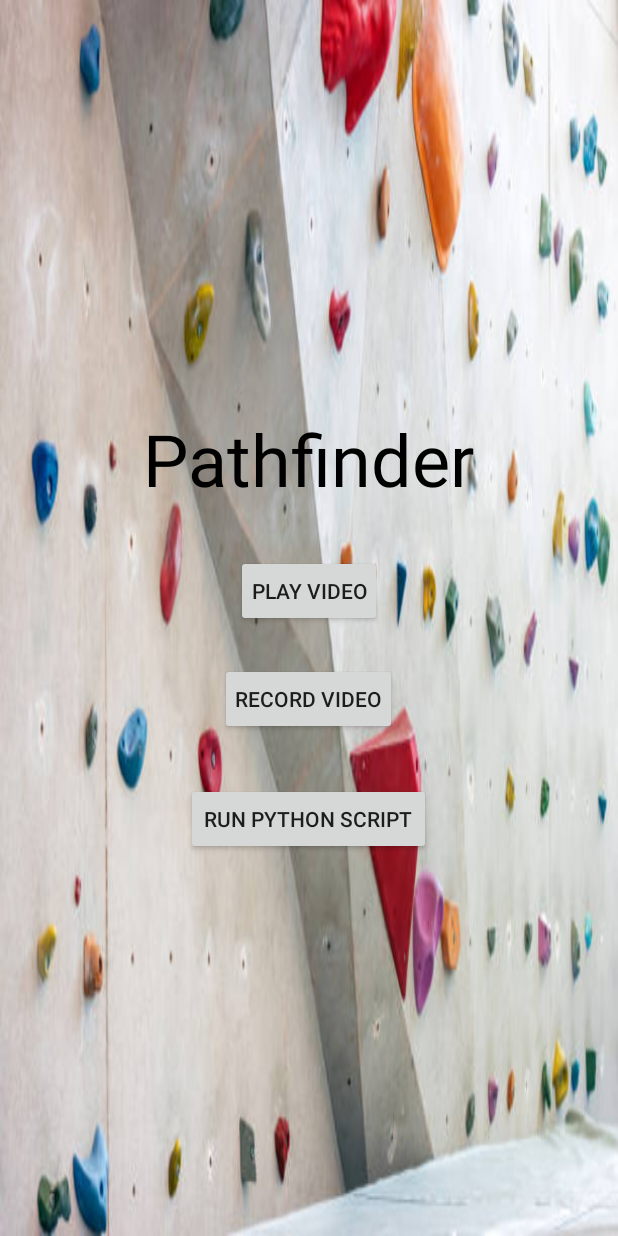
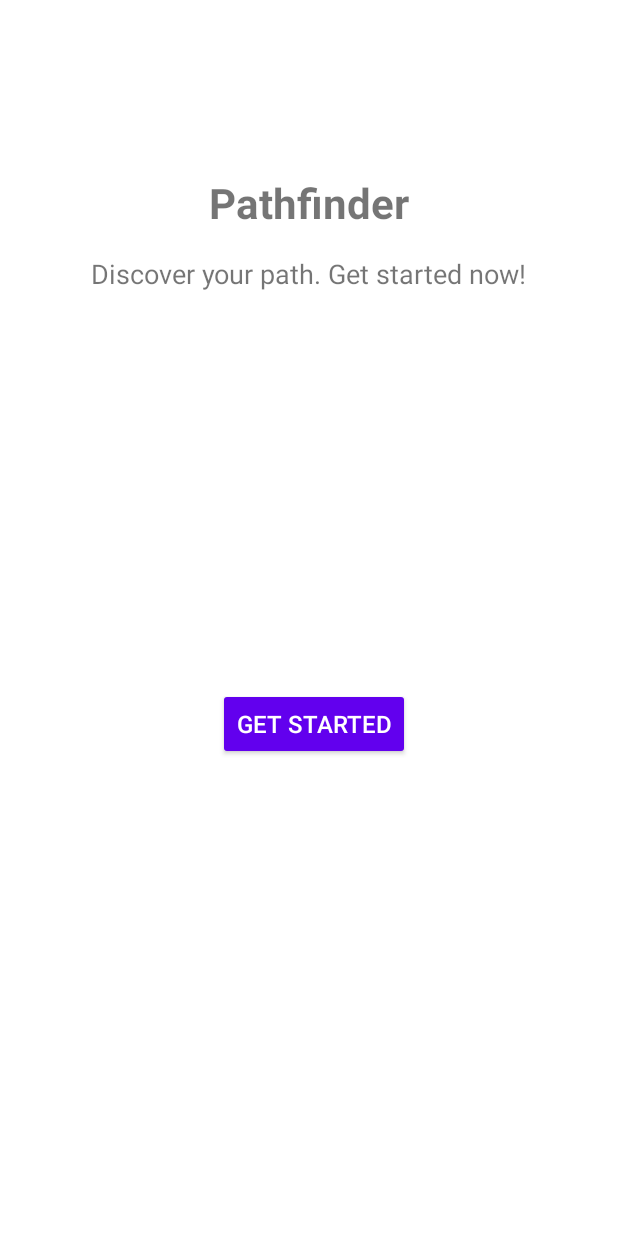
Before and after one commit to GevChalikyan/PathFinder, an Android app built with Jetpack Compose: the screen it shows after launch (MainActivity before the commit, WelcomeActivity after it), on a phone screen of 412 x 824 dp. Run offline under Robolectric (Android 15) with nearby library versions, the phone set to English and light mode, and no system bars.

Commit message:
Configured firebase for android, added a welcome page, and sign in/up page

```diff
--- a/Pathfinder/app/build.gradle.kts
+++ b/Pathfinder/app/build.gradle.kts
@@ -3,6 +3,7 @@ plugins {
     alias(libs.plugins.kotlin.android)
     alias(libs.plugins.kotlin.compose)
     id("com.chaquo.python")
+    id("com.google.gms.google-services")
 }
 
 android {
@@ -62,6 +63,7 @@ dependencies {
     implementation(libs.androidx.appcompat)
     implementation(libs.androidx.media3.exoplayer)
     implementation(libs.androidx.media3.ui)
+    implementation(libs.androidx.constraintlayout)
     testImplementation(libs.junit)
     androidTestImplementation(libs.androidx.junit)
     androidTestImplementation(libs.androidx.espresso.core)
@@ -71,4 +73,7 @@ dependencies {
     debugImplementation(libs.androidx.ui.test.manifest)
     implementation("com.google.android.exoplayer:exoplayer:2.19.1")
     implementation("androidx.media3:media3-ui:1.0.0")
+    implementation(platform("com.google.firebase:firebase-bom:33.6.0"))
+    implementation("com.google.firebase:firebase-analytics")
+    implementation("com.google.firebase:firebase-auth-ktx")
 }
--- /dev/null
+++ b/Pathfinder/app/src/main/java/com/example/pathfinder/WelcomeActivity.kt
@@ -0,0 +1,21 @@
+package com.example.pathfinder
+
+import android.content.Intent
+import android.os.Bundle
+import android.widget.Button
+import androidx.appcompat.app.AppCompatActivity
+
+class WelcomeActivity : AppCompatActivity() {
+
+    override fun onCreate(savedInstanceState: Bundle?) {
+        super.onCreate(savedInstanceState)
+        setContentView(R.layout.activity_welcome)
+
+        val getStartedButton = findViewById<Button>(R.id.getStartedButton)
+        getStartedButton.setOnClickListener {
+            // Navigate to the LandingActivity
+            val intent = Intent(this, LandingActivity::class.java)
+            startActivity(intent)
+        }
+    }
+}
--- /dev/null
+++ b/Pathfinder/app/src/main/res/layout/activity_welcome.xml
@@ -0,0 +1,47 @@
+<?xml version="1.0" encoding="utf-8"?>
+<androidx.constraintlayout.widget.ConstraintLayout
+    xmlns:android="http://schemas.android.com/apk/res/android"
+    xmlns:app="http://schemas.android.com/apk/res-auto"
+    android:layout_width="match_parent"
+    android:layout_height="match_parent"
+    android:background="#FFFFFF"
+    android:padding="16dp">
+
+    <TextView
+        android:id="@+id/appNameTextView"
+        android:layout_width="wrap_content"
+        android:layout_height="wrap_content"
+        android:text="@string/app_name"
+        android:textSize="28sp"
+        android:textStyle="bold"
+        app:layout_constraintTop_toTopOf="parent"
+        app:layout_constraintStart_toStartOf="parent"
+        app:layout_constraintEnd_toEndOf="parent"
+        android:layout_marginTop="100dp" />
+
+    <TextView
+        android:id="@+id/welcomeMessageTextView"
+        android:layout_width="wrap_content"
+        android:layout_height="wrap_content"
+        android:text="@string/welcome_message"
+        android:textSize="18sp"
+        app:layout_constraintTop_toBottomOf="@id/appNameTextView"
+        app:layout_constraintStart_toStartOf="parent"
+        app:layout_constraintEnd_toEndOf="parent"
+        android:layout_marginTop="16dp" />
+
+    <Button
+        android:id="@+id/getStartedButton"
+        android:layout_width="wrap_content"
+        android:layout_height="wrap_content"
+        android:layout_marginTop="264dp"
+        android:backgroundTint="#6200EE"
+        android:text="@string/get_started_button"
+        android:textColor="#FFFFFF"
+        android:textSize="16sp"
+        app:layout_constraintEnd_toEndOf="parent"
+        app:layout_constraintHorizontal_bias="0.513"
+        app:layout_constraintStart_toStartOf="parent"
+        app:layout_constraintTop_toBottomOf="@id/welcomeMessageTextView" />
+
+</androidx.constraintlayout.widget.ConstraintLayout>
--- a/Pathfinder/app/src/main/res/values/strings.xml
+++ b/Pathfinder/app/src/main/res/values/strings.xml
@@ -1,3 +1,5 @@
 <resources>
     <string name="app_name">Pathfinder</string>
+    <string name="welcome_message">Discover your path. Get started now!</string>
+    <string name="get_started_button">Get Started</string>
 </resources>
--- a/Pathfinder/build.gradle.kts
+++ b/Pathfinder/build.gradle.kts
@@ -4,4 +4,5 @@ plugins {
     alias(libs.plugins.kotlin.android) apply false
     alias(libs.plugins.kotlin.compose) apply false
     id("com.chaquo.python") version "16.0.0" apply false
+    id("com.google.gms.google-services") version "4.4.2" apply false
 }
--- a/Pathfinder/gradle/libs.versions.toml
+++ b/Pathfinder/gradle/libs.versions.toml
@@ -11,6 +11,7 @@ composeBom = "2024.04.01"
 appcompat = "1.7.0"
 media3Exoplayer = "1.4.1"
 media3Ui = "1.4.1"
+constraintlayout = "2.2.0"
 
 [libraries]
 androidx-core-ktx = { group = "androidx.core", name = "core-ktx", version.ref = "coreKtx" }
@@ -30,6 +31,7 @@ androidx-material3 = { group = "androidx.compose.material3", name = "material3"
 androidx-appcompat = { group = "androidx.appcompat", name = "appcompat", version.ref = "appcompat" }
 androidx-media3-exoplayer = { group = "androidx.media3", name = "media3-exoplayer", version.ref = "media3Exoplayer" }
 androidx-media3-ui = { group = "androidx.media3", name = "media3-ui", version.ref = "media3Ui" }
+androidx-constraintlayout = { group = "androidx.constraintlayout", name = "constraintlayout", version.ref = "constraintlayout" }
 
 [plugins]
 android-application = { id = "com.android.application", version.ref = "agp" }
```
Also changed, not shown: Pathfinder/app/src/main/AndroidManifest.xml (+20 -7 lines), Pathfinder/app/src/main/java/com/example/pathfinder/LandingActivity.kt (added, +67 -0 lines), Pathfinder/app/src/main/java/com/example/pathfinder/MainActivity.kt (+22 -37 lines), Pathfinder/app/src/main/res/layout/activity_landing.xml (added, +44 -0 lines), Pathfinder/app/src/main/res/layout/activity_main.xml (+9 -0 lines).
